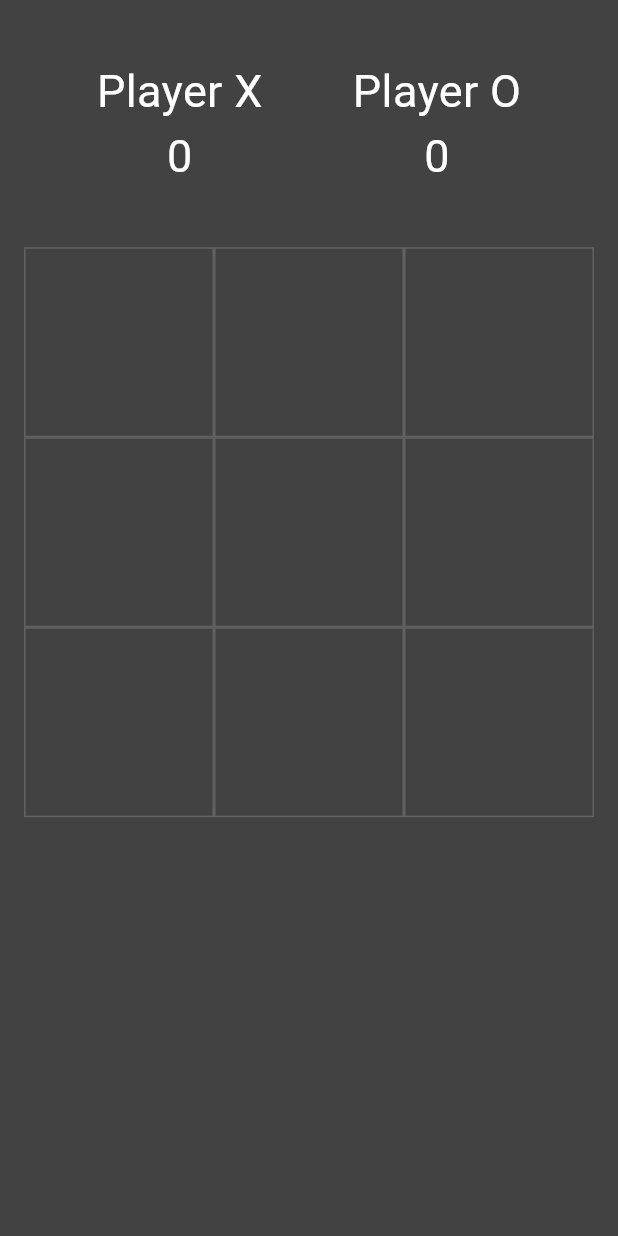
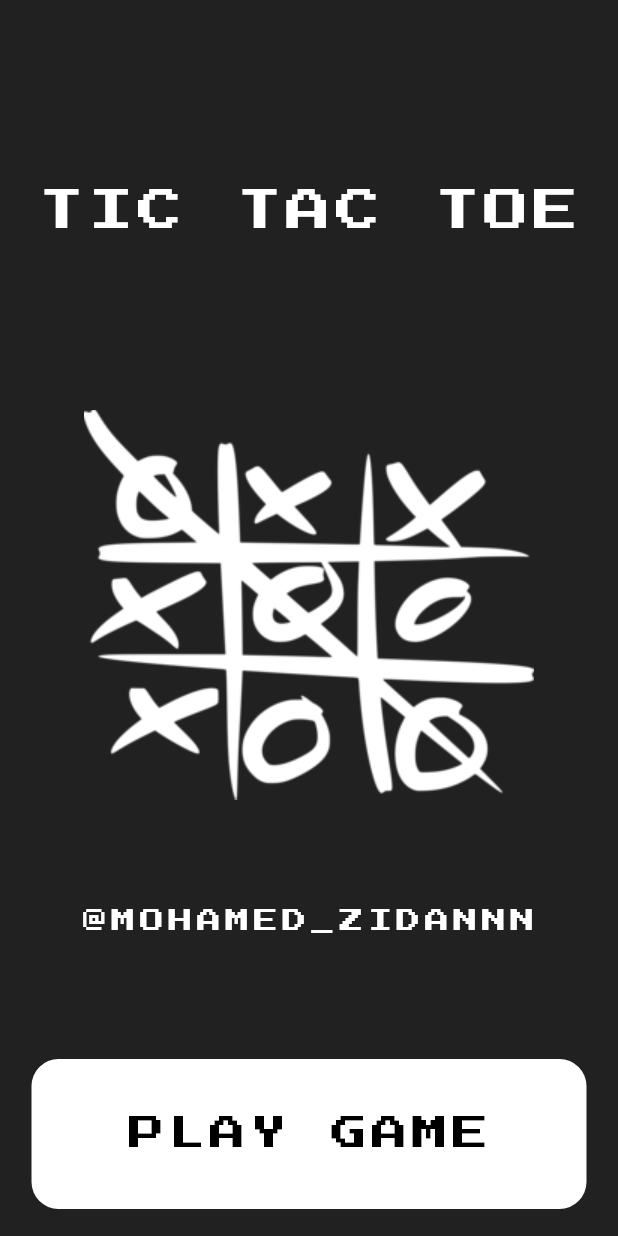
Before and after one commit to mozidan27/tic_tac, a Flutter app: the screen it shows after launch, on a phone screen of 412 x 824 dp. Run offline on Flutter 3.47's test engine with Material 3 defaults, Android fonts, the phone set to English and light mode, and no system bars; our stand-ins replace google_fonts.

Commit message:
bulid welcome page and finshing the app

```diff
--- a/lib/main.dart
+++ b/lib/main.dart
@@ -1,5 +1,5 @@
 import 'package:flutter/material.dart';
-import 'package:tic_tac/screens/home_page.dart';
+import 'package:tic_tac/screens/welcome_screen.dart';
 
 void main() {
   runApp(const TicTak());
@@ -12,7 +12,7 @@ class TicTak extends StatelessWidget {
   Widget build(BuildContext context) {
     return const MaterialApp(
       debugShowCheckedModeBanner: false,
-      home: HomePage(),
+      home: WelcomeScreen(),
     );
   }
 }
--- a/lib/screens/home_page.dart
+++ b/lib/screens/home_page.dart
@@ -1,4 +1,5 @@
 import 'package:flutter/material.dart';
+import 'package:google_fonts/google_fonts.dart';
 
 class HomePage extends StatefulWidget {
   const HomePage({super.key});
@@ -147,6 +148,12 @@ class _HomePageState extends State<HomePage> {
     '',
   ];
   var myTextStyle = const TextStyle(color: Colors.white, fontSize: 30);
+
+  // static var myNewFont = GoogleFonts.pressStart2p(
+  //     textStyle: const TextStyle(color: Colors.black, letterSpacing: 3));
+  static var myNewFontWhite = GoogleFonts.pressStart2p(
+      textStyle:
+          const TextStyle(color: Colors.white, letterSpacing: 3, fontSize: 15));
   int exScore = 0;
   int ohScore = 0;
   int filledBoxes = 0;
@@ -164,33 +171,33 @@ class _HomePageState extends State<HomePage> {
                   mainAxisAlignment: MainAxisAlignment.center,
                   children: [
                     Padding(
-                      padding: const EdgeInsets.all(30),
+                      padding: const EdgeInsets.all(25),
                       child: Column(
                         mainAxisAlignment: MainAxisAlignment.center,
                         children: [
                           Text(
                             'Player X',
-                            style: myTextStyle,
+                            style: myNewFontWhite,
                           ),
                           Text(
                             exScore.toString(),
-                            style: myTextStyle,
+                            style: myNewFontWhite,
                           ),
                         ],
                       ),
                     ),
                     Padding(
-                      padding: const EdgeInsets.all(30),
+                      padding: const EdgeInsets.all(25),
                       child: Column(
                         mainAxisAlignment: MainAxisAlignment.center,
                         children: [
                           Text(
                             'Player O',
-                            style: myTextStyle,
+                            style: myNewFontWhite,
                           ),
                           Text(
                             ohScore.toString(),
-                            style: myTextStyle,
+                            style: myNewFontWhite,
                           ),
                         ],
                       ),
@@ -228,7 +235,26 @@ class _HomePageState extends State<HomePage> {
                 },
               ),
             ),
-            Expanded(child: Container())
+            Expanded(
+                child: Container(
+              child: Center(
+                child: Column(
+                  children: [
+                    Text(
+                      'TIC TAC TOE',
+                      style: myNewFontWhite,
+                    ),
+                    const SizedBox(
+                      height: 10,
+                    ),
+                    Text(
+                      'MOHAMED ZIDAN',
+                      style: myNewFontWhite,
+                    )
+                  ],
+                ),
+              ),
+            ))
           ],
         ),
       ),
--- /dev/null
+++ b/lib/screens/welcome_screen.dart
@@ -0,0 +1,72 @@
+import 'package:flutter/material.dart';
+import 'package:flutter/widgets.dart';
+import 'package:google_fonts/google_fonts.dart';
+import 'package:tic_tac/screens/home_page.dart';
+
+class WelcomeScreen extends StatelessWidget {
+  const WelcomeScreen({super.key});
+  static var myNewFontWhite = GoogleFonts.pressStart2p(
+      textStyle:
+          const TextStyle(color: Colors.white, letterSpacing: 3, fontSize: 30));
+  @override
+  Widget build(BuildContext context) {
+    return Scaffold(
+      backgroundColor: Colors.grey[900],
+      body: Center(
+        child: Column(
+          children: [
+            Padding(
+              padding: const EdgeInsets.only(top: 120),
+              child: Text('TIC TAC TOE', style: myNewFontWhite),
+            ),
+            const SizedBox(
+              height: 110,
+            ),
+            Image.asset(
+              'assets/tic-tac-toe-logo-0D39D7E421-seeklogo.com.png',
+              color: Colors.white,
+            ),
+            const SizedBox(
+              height: 70,
+            ),
+            Text(
+              '@MOHAMED_ZIDANNN',
+              style: GoogleFonts.pressStart2p(
+                textStyle: const TextStyle(
+                    color: Colors.white, letterSpacing: 3, fontSize: 16),
+              ),
+            ),
+            const SizedBox(
+              height: 80,
+            ),
+            GestureDetector(
+              onTap: () {
+                Navigator.push(context, MaterialPageRoute(
+                  builder: (context) {
+                    return const HomePage();
+                  },
+                ));
+              },
+              child: Container(
+                decoration: BoxDecoration(
+                    borderRadius: BorderRadius.circular(18),
+                    color: Colors.white),
+                height: 100,
+                width: 370,
+                child: Center(
+                  child: Text(
+                    'PLAY GAME',
+                    style: GoogleFonts.pressStart2p(
+                      textStyle: const TextStyle(
+                          color: Colors.black, letterSpacing: 3, fontSize: 24),
+                    ),
+                  ),
+                ),
+              ),
+            )
+          ],
+        ),
+      ),
+    );
+  }
+}
```
Also changed, not shown: pubspec.yaml (+9 -14 lines), assets/tic-tac-toe-logo-0D39D7E421-seeklogo.com.png (added), assets/tictak.jpg (added), assets/tik.jpg (added), lib/constant.dart (added), pubspec.lock, 10 other files.
